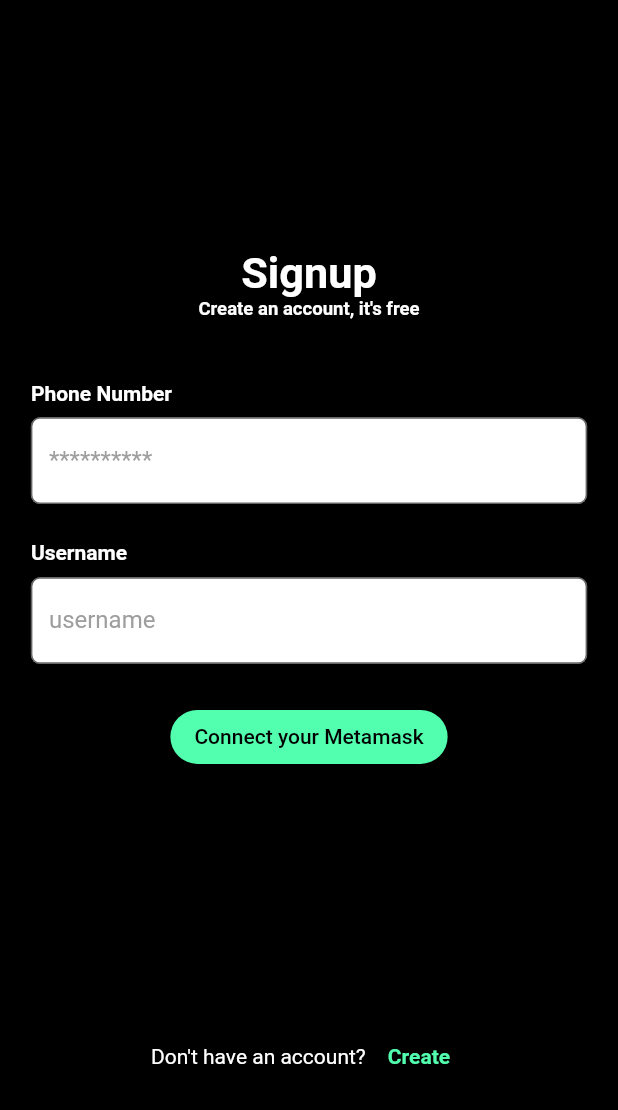
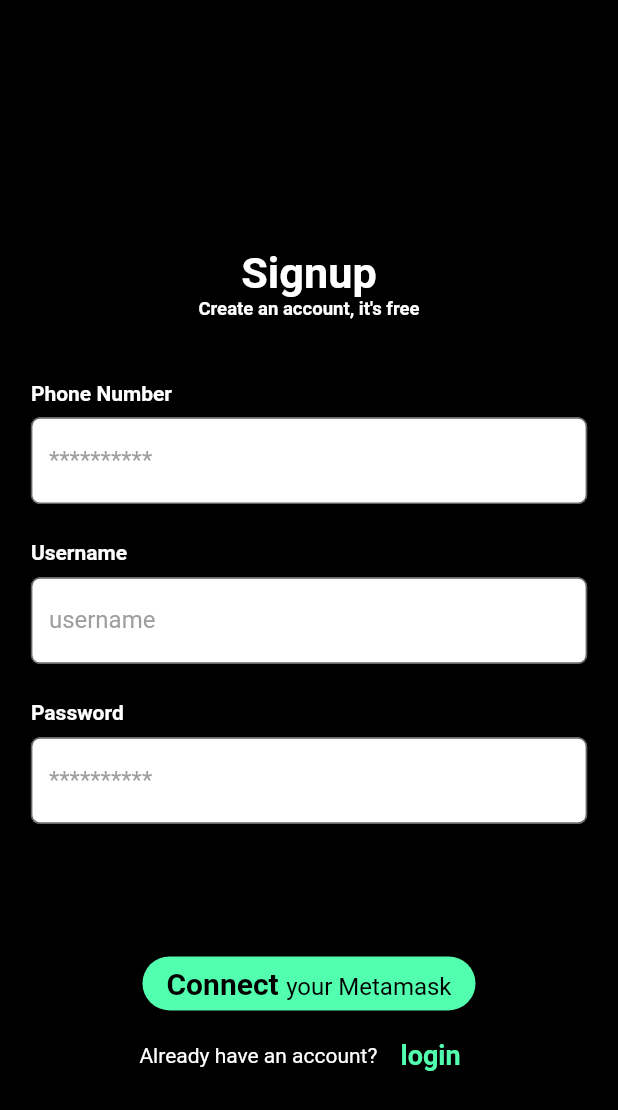
Before and after one commit to Laxmi-Sreenivas/flowpay, a Flutter app: the screen it shows after launch, on a phone screen of 412 x 824 dp. Shown: the top 1110 px of the screen. Run offline on Flutter 3.47's test engine with Material 2 defaults, Android fonts, the phone set to English and light mode, and no system bars.

```diff
--- a/lib/Landingpage/landingpage.dart
+++ b/lib/Landingpage/landingpage.dart
@@ -31,7 +31,7 @@ class LandingPage extends StatelessWidget {
           mainAxisAlignment: MainAxisAlignment.center,
           children: [
             Text(
-              'Welcome',
+              'FlowPay',
               style: TextStyle(
                 fontSize: w*0.1,
                 fontWeight: FontWeight.w900,
@@ -40,7 +40,7 @@ class LandingPage extends StatelessWidget {
             ),
             SizedBox(height: mediaQuery.size.height * 0.01),
             Text(
-              'To the Secure payments platform',
+              'The Secure payments platform',
               style: TextStyle(
                 fontSize: w*0.04,
                 color: Colors.white,
--- a/lib/Signup/Signup.dart
+++ b/lib/Signup/Signup.dart
@@ -1,5 +1,6 @@
+import 'package:flowpay/welcome/welcome.dart';
 import 'package:flutter/material.dart';
-
+import 'package:flowpay/Login/loginpage.dart';
 class SignupPage extends StatefulWidget {
   @override
   _SignupPageState createState() => _SignupPageState();
@@ -8,11 +9,27 @@ class SignupPage extends StatefulWidget {
 class _SignupPageState extends State<SignupPage> {
   TextEditingController phoneNumberController = TextEditingController();
   TextEditingController usernameController = TextEditingController();
+  TextEditingController passwordController = TextEditingController();
+
+  void toLogin(BuildContext context){
+        Navigator.pushAndRemoveUntil(
+        context,
+        MaterialPageRoute(builder: (BuildContext context) => LoginPage()),
+        (Route<dynamic> route) => false);
+  }
+
+  void toWelcome(BuildContext context){
+        Navigator.pushAndRemoveUntil(
+        context,
+        MaterialPageRoute(builder: (BuildContext context) => Welcome()),
+        (Route<dynamic> route) => false);
+  }
 
   @override
   void dispose() {
     phoneNumberController.dispose();
     usernameController.dispose();
+    passwordController.dispose();
     super.dispose();
   }
 
@@ -134,43 +151,113 @@ class _SignupPageState extends State<SignupPage> {
                 ),
               ],
             ),
+
             SizedBox(height: mediaQuery.size.height*0.03),
+            Column(
+              crossAxisAlignment: CrossAxisAlignment.start,
+              children: [
+                Padding(
+                  padding: EdgeInsets.fromLTRB(
+                    mediaQuery.size.width * 0.05,
+                    0,
+                    mediaQuery.size.width * 0.05,
+                    0,
+                  ),
+                  child: Text(
+                    'Password',
+                    style: TextStyle(
+                      fontWeight: FontWeight.bold,
+                      color: Colors.white,
+                    ),
+                  ),
+                ),
+                Container(
+                  height: mediaQuery.size.height * 0.08,
+                  padding: EdgeInsets.fromLTRB(
+                    mediaQuery.size.width * 0.05,
+                    mediaQuery.size.width * 0.02,
+                    mediaQuery.size.width * 0.05,
+                    0,
+                  ),
+                  child: TextField(
+                    controller: passwordController,
+                    style: TextStyle(
+                      color: Colors.white,
+                    ),
+                    decoration: InputDecoration(
+                      border: OutlineInputBorder(
+                        borderRadius: BorderRadius.circular(6),
+                        borderSide: BorderSide(
+                          width: mediaQuery.size.width * 0.01,
+                          color: Colors.green,
+                          style: BorderStyle.solid,
+                        ),
+                      ),
+                      filled: true,
+                      fillColor: Colors.white,
+                      hintText: '**********',
+                      hintStyle: TextStyle(
+                        color: Colors.grey,
+                      ),
+                    ),
+                    obscureText: true, // For password fields, to hide the entered text
+                  ),
+                ),
+              ],
+            ),
+            SizedBox(height: mediaQuery.size.height*0.1),
             ElevatedButton(
               onPressed: () {
-                // Implement the logic to connect Metamask here
+                toWelcome(context);
               },
-              child: Text(
-                'Connect your Metamask',
-                style: TextStyle(
-                  color: Colors.black,
+              child: RichText(
+                text: TextSpan(
+                  style: TextStyle(
+                    color: Colors.black,
+                    fontSize: 16,
+                  ),
+                  children: [
+                    TextSpan(
+                      text: 'Connect ',
+                      style: TextStyle(
+                        fontWeight: FontWeight.bold,
+                        fontSize: 20,
+                      ),
+                    ),
+                    TextSpan(
+                      text: 'your Metamask',
+
+                    ),
+                  ],
                 ),
               ),
               style: ElevatedButton.styleFrom(
                 primary: Color.fromARGB(255, 82, 255, 175),
                 shape: RoundedRectangleBorder(
-                borderRadius: BorderRadius.circular(mediaQuery.size.width * 0.05),
-              ),
+                  borderRadius: BorderRadius.circular(mediaQuery.size.width * 0.05),
+                ),
               ),
             ),
-            SizedBox(height: mediaQuery.size.height*0.2),
             Row(
                 mainAxisAlignment: MainAxisAlignment.center,
                 mainAxisSize: MainAxisSize.min,
                 children: [
                   Text(
-                    'Don\'t have an account? ',
+                    'Already have an account? ',
                     style: TextStyle(
                       color: Colors.white,
                     ),
                   ),
                   TextButton(
                     onPressed: () {
+                      toLogin(context);
                     },
                     child: Text(
-                      'Create',
+                      'login',
                       style: TextStyle(
                         fontWeight: FontWeight.bold,
                         color: Color.fromARGB(255, 82, 255, 175),
+                        fontSize: 18,
                       ),
                     ),
                   ),
```
Also changed, not shown: lib/welcome/profilecard.dart (added, +71 -0 lines), lib/welcome/welcome.dart (added, +34 -0 lines).
